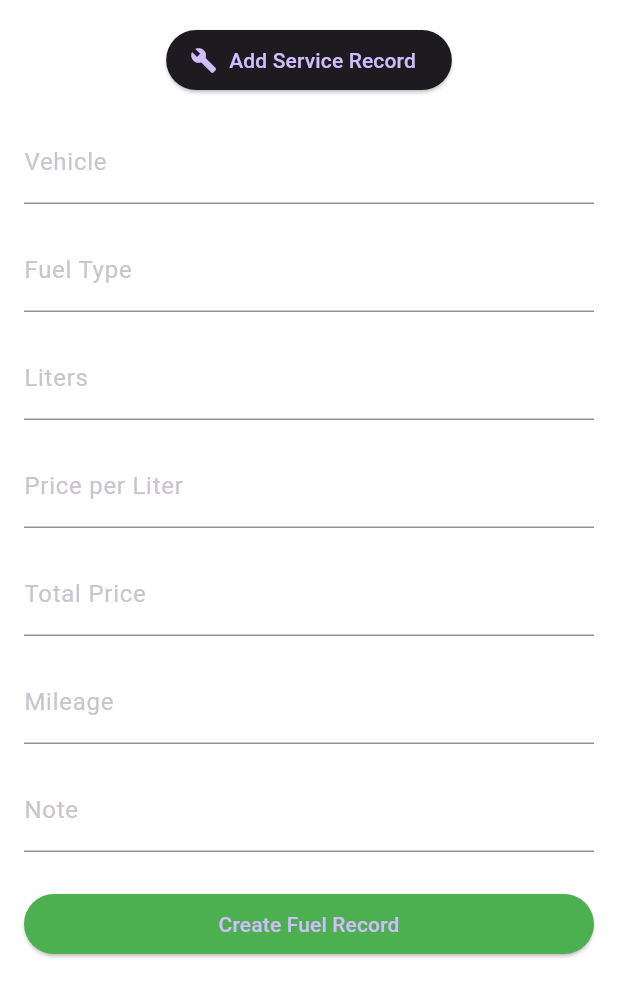
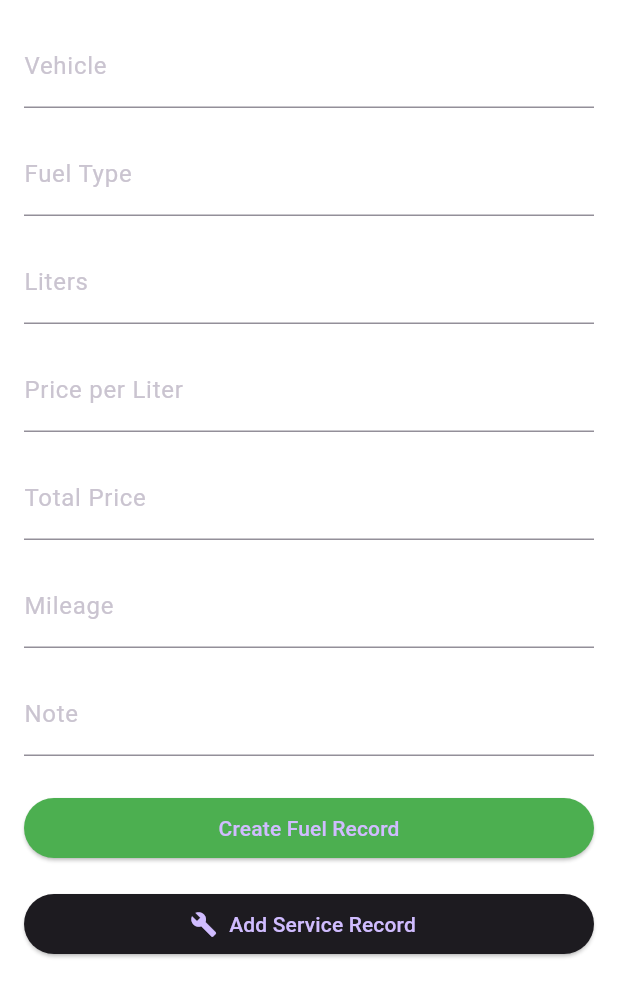
Before and after one commit to filiprojek/fuelstats-app, a Flutter app: the AddScreen screen opened directly, on a phone screen of 412 x 824 dp. Shown: the top 997 px of the screen. Run offline on Flutter 3.47's test engine with Material 3 defaults, Android fonts, the phone set to English and light mode, and no system bars; our stand-ins replace fl_chart, package_info_plus, shared_preferences; accounts and stored records are empty.

Commit message:
Move service record button below fuel form

```diff
--- a/lib/screens/add_screen.dart
+++ b/lib/screens/add_screen.dart
@@ -160,11 +160,26 @@ class _AddScreenState extends State<AddScreen> {
                       ? 'Create Fuel Record'
                       : 'Update Fuel Record'),
                 ),
+                if (!widget.standalone) ...[
+                  SizedBox(height: 16),
+                  ElevatedButton.icon(
+                    onPressed: () {
+                      Navigator.push(
+                        context,
+                        MaterialPageRoute(
+                          builder: (_) => AddServiceScreen(standalone: true),
+                        ),
+                      );
+                    },
+                    icon: Icon(Icons.build),
+                    label: Text('Add Service Record'),
+                  ),
                 ],
-              ),
+              ],
             ),
           ),
-        );
+        ),
+      );
 
     if (widget.standalone) {
       return Scaffold(
@@ -177,26 +192,7 @@ class _AddScreenState extends State<AddScreen> {
       );
     }
 
-    return Column(
-      children: [
-        Padding(
-          padding: const EdgeInsets.only(top: 16.0, left: 16, right: 16),
-          child: ElevatedButton.icon(
-            onPressed: () {
-              Navigator.push(
-                context,
-                MaterialPageRoute(
-                  builder: (_) => AddServiceScreen(standalone: true),
-                ),
-              );
-            },
-            icon: Icon(Icons.build),
-            label: Text('Add Service Record'),
-          ),
-        ),
-        Expanded(child: form),
-      ],
-    );
+    return form;
   }
 
   String? _numberValidator(String? value) {
```
